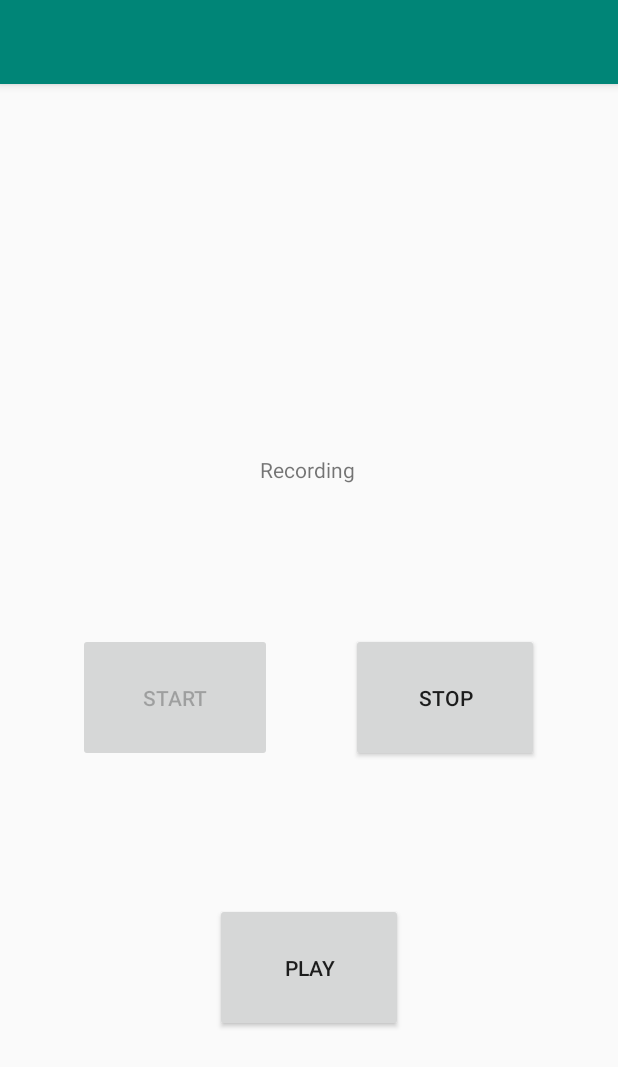
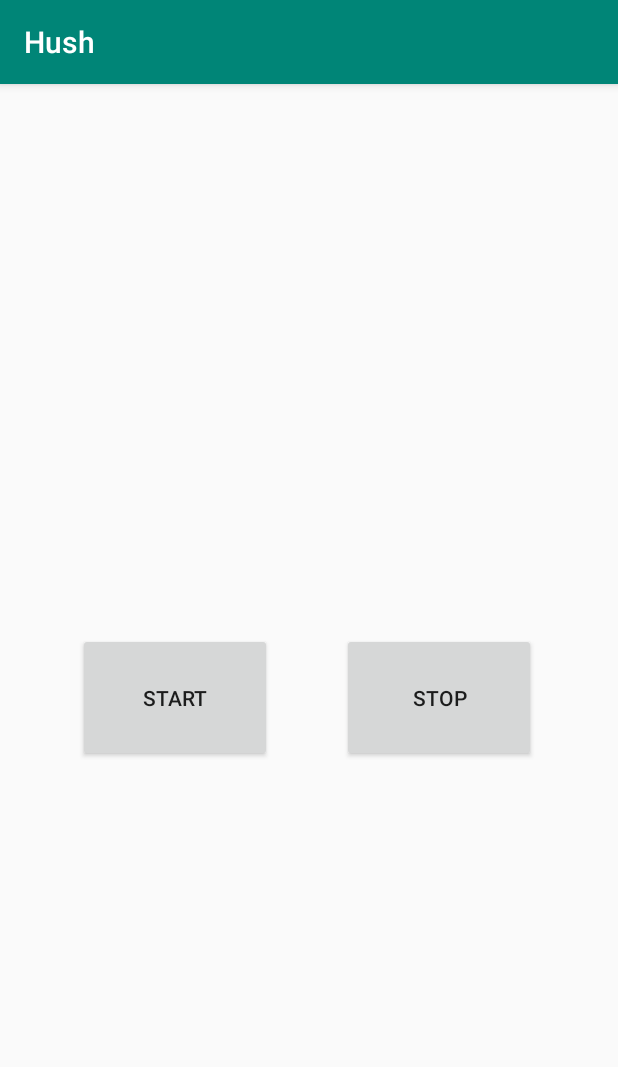
Before and after one commit to infinite-improbability-drive/HushApp, an Android app: the screen it shows after launch (MainActivity), after a tap on "START", on a phone screen of 412 x 824 dp. Shown: the top 1067 px of the screen. Run offline under Robolectric (Android 15) with nearby library versions, the phone set to English and light mode, and no system bars.

Commit message:
added PlaySound.java, also made other buttons invisible so now the app just plays a tone and can stop that tone.

```diff
--- a/app/build.gradle
+++ b/app/build.gradle
@@ -29,9 +29,9 @@ android {
 
 dependencies {
     implementation fileTree(include: ['*.jar'], dir: 'libs')
-    implementation 'com.android.support:appcompat-v7:27.1.1'
+    implementation 'com.android.support:appcompat-v7:28.0.0'
     implementation 'com.android.support.constraint:constraint-layout:1.1.3'
-    implementation 'com.android.support:design:27.1.1'
+    implementation 'com.android.support:design:28.0.0'
     testImplementation 'junit:junit:4.12'
     androidTestImplementation 'com.android.support.test:runner:1.0.2'
     androidTestImplementation 'com.android.support.test.espresso:espresso-core:3.0.2'
--- a/app/src/main/java/com/example/hush/MainActivity.kt
+++ b/app/src/main/java/com/example/hush/MainActivity.kt
@@ -18,9 +18,12 @@ class MainActivity : AppCompatActivity(), MediaPlayer.OnCompletionListener {
 
     lateinit var recorder: Recorder
     lateinit var player: Player
+    lateinit var playSound: PlaySound
     lateinit var button1: Button
     lateinit var button2: Button
     lateinit var button3: Button
+    lateinit var button4: Button
+    lateinit var button5: Button
     lateinit var tv1: TextView
     override fun onCreate(savedInstanceState: Bundle?) {
         super.onCreate(savedInstanceState)
@@ -34,6 +37,9 @@ class MainActivity : AppCompatActivity(), MediaPlayer.OnCompletionListener {
         button1 = findViewById(R.id.btnStart) as Button
         button2 = findViewById(R.id.btnStop) as Button
         button3 = findViewById(R.id.btnPlay) as Button
+
+        button4 = findViewById(R.id.btnStart2) as Button
+        button5 = findViewById(R.id.btnStop2) as Button
 
         button1.setOnClickListener {
             recorder = Recorder()
@@ -62,6 +68,13 @@ class MainActivity : AppCompatActivity(), MediaPlayer.OnCompletionListener {
             button2.setEnabled(false)
             button3.setEnabled(false)
             tv1.setText("Playing")
+        }
+        button4.setOnClickListener {
+            playSound = PlaySound()
+            playSound.play()
+        }
+        button5.setOnClickListener {
+            playSound.stop()
         }
     }
 
--- /dev/null
+++ b/app/src/main/java/com/example/hush/PlaySound.java
@@ -0,0 +1,85 @@
+package com.example.hush;
+
+import android.app.Activity;
+import android.media.AudioFormat;
+import android.media.AudioManager;
+import android.media.AudioTrack;
+import android.media.MediaRecorder;
+import android.os.Bundle;
+import android.os.Environment;
+import android.os.Handler;
+import android.support.design.widget.FloatingActionButton;
+import android.support.design.widget.Snackbar;
+import android.support.v7.app.AppCompatActivity;
+import android.support.v7.widget.Toolbar;
+import android.view.View;
+import android.view.Menu;
+import android.view.MenuItem;
+
+import java.io.File;
+import java.io.IOException;
+
+public class PlaySound {
+    // originally from http://marblemice.blogspot.com/2010/04/generate-and-play-tone-in-android.html
+    // and modified by Steve Pomeroy <steve@staticfree.info>
+    private final int duration = 3; // seconds
+    private final int sampleRate = 8000;
+    private final int numSamples = duration * sampleRate;
+    private final double sample[] = new double[numSamples];
+    private final double freqOfTone = 440; // hz
+
+    private final byte generatedSnd[] = new byte[2 * numSamples];
+    final AudioTrack audioTrack = new AudioTrack(AudioManager.STREAM_MUSIC,
+            sampleRate, AudioFormat.CHANNEL_OUT_MONO,
+            AudioFormat.ENCODING_PCM_16BIT, generatedSnd.length,
+            AudioTrack.MODE_STATIC);
+
+    Handler handler = new Handler();
+
+    public void play() {
+        // Use a new tread as this can take a while
+        final Thread thread = new Thread(new Runnable() {
+            public void run() {
+                genTone();
+                handler.post(new Runnable() {
+
+                    public void run() {
+                        playSound();
+                    }
+                });
+            }
+        });
+        thread.start();
+    }
+
+    public void stop() {
+        audioTrack.stop();
+    }
+
+
+    void genTone(){
+        // fill out the array
+        for (int i = 0; i < numSamples; ++i) {
+            sample[i] = Math.sin(2 * Math.PI * i / (sampleRate/freqOfTone));
+        }
+
+        // convert to 16 bit pcm sound array
+        // assumes the sample buffer is normalised.
+        int idx = 0;
+        for (final double dVal : sample) {
+            // scale to maximum amplitude
+            final short val = (short) ((dVal * 32767));
+            // in 16 bit wav PCM, first byte is the low order byte
+            generatedSnd[idx++] = (byte) (val & 0x00ff);
+            generatedSnd[idx++] = (byte) ((val & 0xff00) >>> 8);
+
+        }
+    }
+
+    void playSound(){
+
+        audioTrack.write(generatedSnd, 0, generatedSnd.length);
+        audioTrack.setLoopPoints(0, generatedSnd.length / 2, -1);
+        audioTrack.play();
+    }
+}
--- a/app/src/main/res/layout/activity_main.xml
+++ b/app/src/main/res/layout/activity_main.xml
@@ -23,6 +23,7 @@
             android:layout_width="429dp"
             android:layout_height="match_parent"
             android:background="?attr/colorPrimary"
+            app:title="@string/app_name"
             app:popupTheme="@style/AppTheme.PopupOverlay" />
 
     </android.support.design.widget.AppBarLayout>
@@ -43,6 +44,7 @@
         android:layout_height="86dp"
         android:layout_marginStart="52dp"
         android:layout_marginBottom="316dp"
+        android:visibility="invisible"
         android:text="Start"
         app:layout_constraintBottom_toBottomOf="parent"
         app:layout_constraintStart_toStartOf="parent" />
@@ -54,6 +56,7 @@
         android:layout_marginStart="8dp"
         android:layout_marginEnd="8dp"
         android:layout_marginBottom="316dp"
+        android:visibility="invisible"
         android:text="Stop"
         app:layout_constraintBottom_toBottomOf="parent"
         app:layout_constraintEnd_toEndOf="parent"
@@ -66,15 +69,37 @@
         android:layout_marginStart="8dp"
         android:layout_marginEnd="8dp"
         android:layout_marginBottom="136dp"
+        android:visibility="invisible"
         android:text="Play"
         app:layout_constraintBottom_toBottomOf="parent"
         app:layout_constraintEnd_toEndOf="parent"
+        app:layout_constraintStart_toStartOf="parent" />
+
+    <Button
+        android:id="@+id/btnStart2"
+        android:layout_width="129dp"
+        android:layout_height="86dp"
+        android:layout_marginStart="52dp"
+        android:layout_marginBottom="316dp"
+        android:text="Start"
+        app:layout_constraintBottom_toBottomOf="parent"
+        app:layout_constraintStart_toStartOf="parent" />
+
+    <Button
+        android:id="@+id/btnStop2"
+        android:layout_width="129dp"
+        android:layout_height="86dp"
+        android:layout_marginStart="228dp"
+        android:layout_marginBottom="316dp"
+        android:text="Stop"
+        app:layout_constraintBottom_toBottomOf="parent"
         app:layout_constraintStart_toStartOf="parent" />
 
     <TextView
         android:id="@+id/tv1"
         android:layout_width="wrap_content"
         android:layout_height="wrap_content"
+        android:visibility="invisible"
         android:text="status"
         app:layout_constraintBottom_toBottomOf="parent"
         app:layout_constraintHorizontal_bias="0.498"
--- a/build.gradle
+++ b/build.gradle
@@ -8,7 +8,7 @@ buildscript {
 
     }
     dependencies {
-        classpath 'com.android.tools.build:gradle:3.3.1'
+        classpath 'com.android.tools.build:gradle:3.3.2'
         classpath "org.jetbrains.kotlin:kotlin-gradle-plugin:$kotlin_version"
 
         // NOTE: Do not place your application dependencies here; they belong
```
